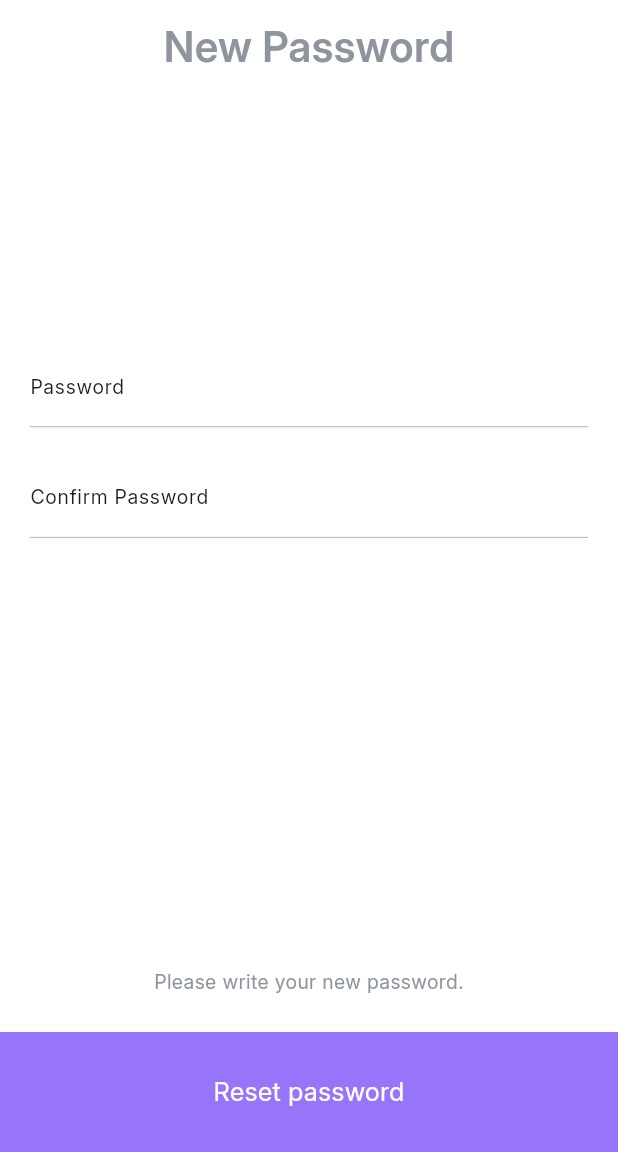
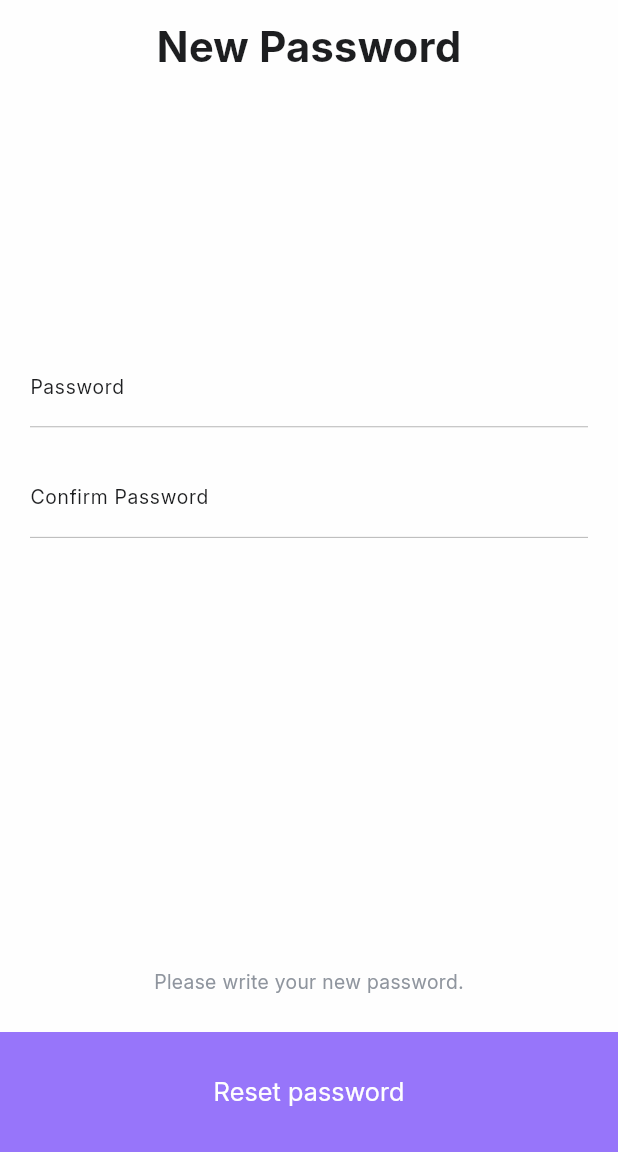
Before and after one commit to tside07/Stylish-Shopping-App, a Flutter app: the CreateNewPasswordScreen screen opened by its route, on a phone screen of 412 x 824 dp, the part 84-1236 px from its top. Run offline on Flutter 3.47's test engine with Material 3 defaults, Android fonts, the light colour scheme and no system bars; our stand-ins replace flutter_rating_bar, flutter_rating_stars, flutter_svg, pinput.

Commit message:
Add dark mode for auth screens

```diff
--- a/lib/core/theme/theme_provider.dart
+++ b/lib/core/theme/theme_provider.dart
@@ -21,9 +21,11 @@ class ThemeProvider extends ChangeNotifier {
     primaryColor: const Color(0xff9775FA),
     fontFamily: 'FiraSans',
     colorScheme: const ColorScheme.light(
-      primary: Color(0xff9775FA),
+      primary: Color(0xffFEFEFE),
       surface: Color(0xffFFFFFF),
       onSurface: Color(0xff1D1E20),
+
+
     ),
     textTheme: const TextTheme(
       bodyLarge: TextStyle(color: Color(0xff1D1E20), fontFamily: 'FiraSans'),
@@ -45,11 +47,11 @@ class ThemeProvider extends ChangeNotifier {
   // Dark Theme
   static final ThemeData _darkTheme = ThemeData(
     brightness: Brightness.dark,
-    scaffoldBackgroundColor: const Color(0xff1D1E20),
+    scaffoldBackgroundColor: const Color(0xff1B262C),
     primaryColor: const Color(0xff9775FA),
     fontFamily: 'FiraSans',
     colorScheme: const ColorScheme.dark(
-      primary: Color(0xff9775FA),
+      primary: Color(0xff000000),
       surface: Color(0xff1B262C),
       onSurface: Color(0xffFFFFFF),
     ),
@@ -65,7 +67,7 @@ class ThemeProvider extends ChangeNotifier {
       ),
     ),
     appBarTheme: const AppBarTheme(
-      backgroundColor: Color(0xff1D1E20),
+      backgroundColor: Color(0xff1B262C),
       foregroundColor: Color(0xffFFFFFF),
     ),
   );
--- a/lib/main.dart
+++ b/lib/main.dart
@@ -1,7 +1,7 @@
 import 'package:flutter/material.dart';
 import 'package:provider/provider.dart';
 import 'package:stylish_shopping_app/core/theme/theme_provider.dart';
-import 'utils/routes.dart';
+import 'package:stylish_shopping_app/utils/routes.dart';
 
 void main() {
   runApp(
@@ -23,8 +23,9 @@ class MyApp extends StatelessWidget {
           title: 'Stylish Shopping App',
           debugShowCheckedModeBanner: false,
           theme: themeProvider.currentTheme,
+          themeMode: themeProvider.isDarkMode ? ThemeMode.dark : ThemeMode.light,
+          routes: AppRoutes.routes,
           initialRoute: AppRoutes.splash,
-          routes: AppRoutes.routes,
         );
       },
     );
--- a/lib/modules/auth/screens/change_password_screen.dart
+++ b/lib/modules/auth/screens/change_password_screen.dart
@@ -1,5 +1,6 @@
 import 'package:flutter/material.dart';
 import 'package:stylish_shopping_app/core/constants/resources.dart';
+import 'package:stylish_shopping_app/core/extensions/theme_extension.dart';
 import 'package:stylish_shopping_app/core/theme/app_text_style.dart';
 import 'package:stylish_shopping_app/core/widgets/app_gap.dart';
 import 'package:stylish_shopping_app/widgets/primary_button.dart';
@@ -33,7 +34,7 @@ class _ChangePasswordScreenState extends State<ChangePasswordScreen> {
       child: SafeArea(
         top: false,
         child: Scaffold(
-          backgroundColor: Colors.white,
+          backgroundColor: context.backgroundColor,
           appBar: CustomAppBar(
             leading: AppBarIconButton(
               onPressed: () => Navigator.pop(context),
--- a/lib/screens/create_new_password_screen.dart
+++ b/lib/modules/auth/screens/create_new_password_screen.dart
@@ -1,9 +1,11 @@
 import 'package:flutter/material.dart';
 import 'package:stylish_shopping_app/core/constants/resources.dart';
+import 'package:stylish_shopping_app/core/extensions/theme_extension.dart';
 import 'package:stylish_shopping_app/core/theme/app_text_style.dart';
 import 'package:stylish_shopping_app/core/widgets/app_gap.dart';
+import 'package:stylish_shopping_app/widgets/custom_title.dart';
 import 'package:stylish_shopping_app/widgets/primary_button.dart';
-import '../widgets/custom_app_bar.dart';
+import '../../../widgets/custom_app_bar.dart';
 import 'package:stylish_shopping_app/core/theme/app_input_decoration.dart';
 
 class CreateNewPasswordScreen extends StatefulWidget {
@@ -42,7 +44,7 @@ class _CreateNewPasswordState extends State<CreateNewPasswordScreen> {
       child: SafeArea(
         top: false,
         child: Scaffold(
-          backgroundColor: Colors.white,
+          backgroundColor: context.backgroundColor,
           appBar: CustomAppBar(
             leading: AppBarIconButton(
               onPressed: () => Navigator.pop(context),
@@ -116,16 +118,7 @@ class _Body extends StatelessWidget {
           AppGap.h15,
 
           // Title
-          Center(
-            child: Text(
-              'New Password',
-              style: AppTextStyle.base.copyWith(
-                fontSize: 28,
-                fontWeight: FontWeight.w600,
-                height: 31 / 28,
-              ),
-            ),
-          ),
+          Center(child: CustomTitle(text: 'New Password')),
 
           AppGap.h185,
 
@@ -136,6 +129,9 @@ class _Body extends StatelessWidget {
             decoration: AppInputDecoration.underline.copyWith(
               labelText: 'Password',
               labelStyle: AppTextStyle.s13.copyWith(),
+              floatingLabelStyle: AppTextStyle.s13.copyWith(
+                color: context.primaryTextColor,
+              ),
             ),
           ),
 
@@ -148,6 +144,9 @@ class _Body extends StatelessWidget {
             decoration: AppInputDecoration.underline.copyWith(
               labelText: 'Confirm Password',
               labelStyle: AppTextStyle.s13.copyWith(),
+              floatingLabelStyle: AppTextStyle.s13.copyWith(
+                color: context.primaryTextColor,
+              ),
             ),
           ),
         ],
--- a/lib/utils/routes.dart
+++ b/lib/utils/routes.dart
@@ -3,9 +3,9 @@ import '../modules/auth/screens/splash_screen.dart';
 import '../modules/auth/screens/get_started_screen.dart';
 import '../modules/auth/screens/sign_up_screen.dart';
 import '../modules/auth/screens/sign_in_screen.dart';
-import '../modules/auth/screens/forget_password_screen.dart';
+import '../modules/auth/screens/forgot_password_screen.dart';
 import '../modules/auth/screens/verification_code_screen.dart';
-import '../screens/create_new_password_screen.dart';
+import '../modules/auth/screens/create_new_password_screen.dart';
 import '../modules/gender_selection/screens/gender_selection_screen.dart';
 import '../modules/home/screens/home_screen.dart';
 import '../modules/delivery_address/screens/delivery_address_screen.dart';
@@ -15,7 +15,7 @@ import '../screens/order_success_screen.dart';
 import '../modules/view_review/screens/view_review_screen.dart';
 import '../modules/add_review/screens/add_review_screen.dart';
 import '../modules/auth/screens/change_password_screen.dart';
-import '../modules/cart/screens/cart_screen.dart'; // Đổi import
+import '../modules/cart/screens/cart_screen.dart';
 
 class AppRoutes {
   static const String splash = '/';
@@ -41,7 +41,7 @@ class AppRoutes {
     getStarted: (context) => const GetStartedScreen(),
     signin: (context) => const SignInScreen(),
     signup: (context) => const SignUpScreen(),
-    forgetPw: (context) => const ForgetPasswordScreen(),
+    forgetPw: (context) => const ForgotPasswordScreen(),
     verificationCode: (context) => const VerificationCodeScreen(),
     createNewPw: (context) => const CreateNewPasswordScreen(),
     selectGender: (context) => const GenderSelectionScreen(),
--- a/lib/widgets/custom_app_bar.dart
+++ b/lib/widgets/custom_app_bar.dart
@@ -1,5 +1,8 @@
 import 'package:flutter/material.dart';
 import 'package:flutter_svg/flutter_svg.dart';
+import 'package:provider/provider.dart';
+import 'package:stylish_shopping_app/core/extensions/theme_extension.dart';
+import 'package:stylish_shopping_app/core/theme/theme_provider.dart';
 
 class CustomAppBar extends StatelessWidget implements PreferredSizeWidget {
   final Widget? leading;
@@ -24,7 +27,7 @@ class CustomAppBar extends StatelessWidget implements PreferredSizeWidget {
   Widget build(BuildContext context) {
     return AppBar(
       scrolledUnderElevation: 0,
-      backgroundColor: backgroundColor ?? const Color(0xffFEFEFE),
+      backgroundColor: backgroundColor ?? context.backgroundColor,
       elevation: elevation ?? 0,
       automaticallyImplyLeading: false,
       leading: leading != null
@@ -34,7 +37,7 @@ class CustomAppBar extends StatelessWidget implements PreferredSizeWidget {
                 padding: const EdgeInsets.symmetric(vertical: 10),
                 decoration: BoxDecoration(
                   shape: BoxShape.circle,
-                  color: Color(0xffF5F6FA),
+                  color: context.backgroundAppBarIconColor,
                 ),
                 child: leading,
               ),
@@ -50,7 +53,7 @@ class CustomAppBar extends StatelessWidget implements PreferredSizeWidget {
                   padding: const EdgeInsets.symmetric(vertical: 10),
                   decoration: BoxDecoration(
                     shape: BoxShape.circle,
-                    boxShadow: [BoxShadow(color: const Color(0xffF5F6FA))],
+                    color: context.backgroundAppBarIconColor,
                   ),
                   child: action,
                 ),
@@ -84,6 +87,8 @@ class AppBarIconButton extends StatelessWidget {
 
   @override
   Widget build(BuildContext context) {
+    final defaultColor = color ?? context.primaryTextColor;
+
     Widget iconWidget;
 
     if (svgPath != null) {
@@ -91,9 +96,10 @@ class AppBarIconButton extends StatelessWidget {
         svgPath!,
         width: width ?? 25,
         height: height ?? 25,
-        colorFilter: color != null
-            ? ColorFilter.mode(color!, BlendMode.srcIn)
-            : null,
+        colorFilter: ColorFilter.mode(
+          defaultColor,
+          BlendMode.srcIn,
+        ),
       );
     } else if (pngPath != null) {
       iconWidget = Image.asset(
@@ -106,7 +112,7 @@ class AppBarIconButton extends StatelessWidget {
       iconWidget = Icon(
         icon,
         size: width ?? 25,
-        color: color ?? const Color(0xff1D1E20),
+        color: defaultColor,
       );
     } else {
       iconWidget = const SizedBox.shrink();
--- /dev/null
+++ b/lib/widgets/custom_title.dart
@@ -0,0 +1,20 @@
+import 'package:flutter/material.dart';
+import 'package:stylish_shopping_app/core/extensions/theme_extension.dart';
+import 'package:stylish_shopping_app/core/theme/app_text_style.dart';
+
+class CustomTitle extends StatelessWidget {
+  final String text;
+  const CustomTitle({super.key, required this.text});
+
+  @override
+  Widget build(BuildContext context) {
+    return Text(
+      text,
+      style: AppTextStyle.base.copyWith(
+        fontSize: 28,
+        fontWeight: FontWeight.bold,
+        color: context.primaryTextColor,
+      ),
+    );
+  }
+}
--- a/lib/widgets/primary_button.dart
+++ b/lib/widgets/primary_button.dart
@@ -1,4 +1,5 @@
 import 'package:flutter/material.dart';
+import 'package:stylish_shopping_app/core/extensions/theme_extension.dart';
 
 class PrimaryButton extends StatelessWidget {
   final String text;
@@ -30,9 +31,9 @@ class PrimaryButton extends StatelessWidget {
             children: [
               Text(
                 text,
-                style: const TextStyle(
+                style: TextStyle(
                   fontFamily: 'Inter',
-                  color: Color(0xffFEFEFE),
+                  color: context.primaryButtonColor ,
                   fontSize: 17,
                   fontWeight: FontWeight.w500,
                 ),
--- a/lib/widgets/save_switch.dart
+++ b/lib/widgets/save_switch.dart
@@ -1,4 +1,5 @@
 import 'package:flutter/material.dart';
+import 'package:stylish_shopping_app/core/extensions/theme_extension.dart';
 import 'package:stylish_shopping_app/core/theme/app_text_style.dart';
 
 class SaveSwitch extends StatelessWidget {
@@ -20,7 +21,7 @@ class SaveSwitch extends StatelessWidget {
       children: [
         Text(
           text,
-          style: AppTextStyle.s15.copyWith(color: const Color(0xff1D1E20)),
+          style: AppTextStyle.s15.copyWith(color: context.primaryTextColor),
         ),
         Switch(
           value: save,
```
Also changed, not shown: lib/core/extensions/theme_extension.dart (+64 -2 lines), lib/modules/auth/screens/forgot_password_screen.dart (renamed from lib/modules/auth/screens/forget_password_screen.dart, +13 -19 lines), lib/modules/auth/screens/get_started_screen.dart (+19 -17 lines), lib/modules/auth/screens/sign_in_screen.dart (+19 -16 lines), lib/modules/auth/screens/sign_up_screen.dart (+13 -12 lines), lib/modules/auth/screens/splash_screen.dart (+12 -8 lines), lib/modules/auth/screens/verification_code_screen.dart (+22 -29 lines), lib/modules/home/screens/home_screen.dart (+5 -2 lines), lib/modules/home/widgets/app_side_menu.dart (+63 -29 lines).
